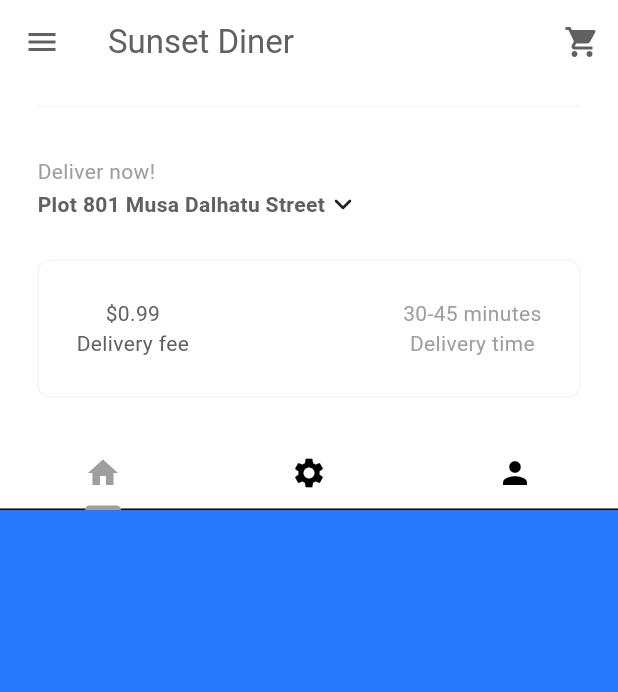
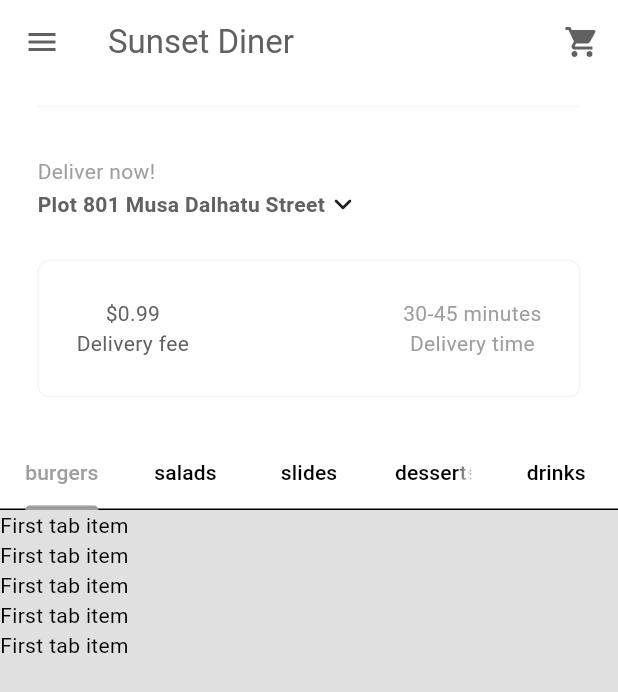
Before and after one commit to waleedsy/Food-Delivery-App, a Flutter app: the HomePage screen opened directly, on a phone screen of 412 x 824 dp. Shown: the top 692 px of the screen. Run offline on Flutter 3.47's test engine with Material 3 defaults, Android fonts, the light colour scheme and no system bars.

Commit message:
tabbar view with food and restaurant model

```diff
--- a/lib/components/my_tab_bar.dart
+++ b/lib/components/my_tab_bar.dart
@@ -1,4 +1,5 @@
 import 'package:flutter/material.dart';
+import 'package:food_delivery_flutter/models/food.dart';
 
 class MyTabBar extends StatelessWidget {
 
@@ -9,31 +10,34 @@ class MyTabBar extends StatelessWidget {
     required this.tabController,
     });
 
+    List <Tab> _buildCategoryTabs()
+    {
+      return FoodCategory.values.map((category)
+      {
+        return Tab (
+          text: category.toString().split('.').last,
+        );
+      }).toList();
+    }
+
+    // sort out and return a list of food items that belong to a specific category
+    List <Food> _filterMenuByCategory(
+      FoodCategory category,
+      List <Food> fullMenu) {
+        return fullMenu.where((food) =>
+        food.category == category).toList();
+      }
+
+    // return list of foods in given category
+
+
   @override
   Widget build(BuildContext context) {
     // ignore: avoid_unnecessary_containers
     return Container(
       child: TabBar(
         controller: tabController,
-        tabs: const [
-          // 1st tab
-          Tab(
-            icon: Icon(Icons.home),
-          ),
-
-          // 2nd tab
-          Tab (
-            icon: Icon(Icons.settings),
-          ),
-
-
-          // 3rd tab
-          Tab (
-            icon: Icon(Icons.person),
-          ),
-
-
-        ]
+        tabs: _buildCategoryTabs(),
         ),
     );
   }
--- /dev/null
+++ b/lib/models/food.dart
@@ -0,0 +1,34 @@
+class Food {
+  final String name, description, imagePath;
+  final double price;
+  final FoodCategory category;
+  List <Addon> availableAddons;
+
+  Food ({
+    required this.name,
+    required this.description,
+    required this.imagePath,
+    required this.price,
+    required this.category,
+    required this.availableAddons,
+  });
+
+}
+
+enum FoodCategory {
+  burgers,
+  salads,
+  slides,
+  desserts,
+  drinks,
+}
+
+class Addon {
+  String name;
+  double price;
+
+  Addon({
+    required this.name,
+    required this.price,
+  });
+}
--- a/lib/pages/home_page.dart
+++ b/lib/pages/home_page.dart
@@ -4,6 +4,7 @@ import 'package:food_delivery_flutter/components/my_description_box.dart';
 import 'package:food_delivery_flutter/components/my_drawer.dart';
 import 'package:food_delivery_flutter/components/my_silver_app_bar.dart';
 import 'package:food_delivery_flutter/components/my_tab_bar.dart';
+import 'package:food_delivery_flutter/models/food.dart';
 
 class HomePage extends StatefulWidget {
   const HomePage({super.key});
@@ -20,7 +21,7 @@ class _HomePageState extends State<HomePage> with SingleTickerProviderStateMixin
   @override
   void initState() {
     super.initState();
-    _tabController = TabController(length: 3, vsync: this);
+    _tabController = TabController(length: FoodCategory.values.length, vsync: this);
   }
 
   @override
@@ -58,7 +59,38 @@ class _HomePageState extends State<HomePage> with SingleTickerProviderStateMixin
             ),
             ),
         ],
-        body: Container(color: Colors.blueAccent[400]),
+
+        body: TabBarView(
+          controller: _tabController,
+        children: [
+          ListView.builder(
+            itemCount: 5,
+            itemBuilder:
+             (context, index) => Text("First tab item")
+          ,),
+          ListView.builder(
+            itemCount: 5,
+            itemBuilder:
+             (context, index) => Text("Second tab item")
+          ,),
+          ListView.builder(
+            itemCount: 5,
+            itemBuilder:
+             (context, index) => Text("Third tab item")
+          ,),
+           ListView.builder(
+            itemCount: 5,
+            itemBuilder:
+             (context, index) => Text("Third tab item")
+          ,), ListView.builder(
+            itemCount: 5,
+            itemBuilder:
+             (context, index) => Text("Third tab item")
+          ,),
+        ],
+        )
+
+        // Container(color: Colors.blueAccent[400]),
         ),
     );
   }
--- a/pubspec.yaml
+++ b/pubspec.yaml
@@ -60,9 +60,8 @@ flutter:
   uses-material-design: true
 
   # To add assets to your application, add an assets section, like this:
-  # assets:
-  #   - images/a_dot_burr.jpeg
-  #   - images/a_dot_ham.jpeg
+  assets:
+    - lib/images/burgers/
 
   # An image asset can refer to one or more resolution-specific "variants", see
   # https://flutter.dev/to/resolution-aware-images
```
Also changed, not shown: lib/models/restaurant.dart (added, +189 -0 lines), lib/images/burgers/beef-burger.jpeg (added), lib/images/burgers/chicken-burger.jpeg (added), lib/images/burgers/steak-burger.jpeg (added), lib/images/drinks/coke.jpeg (added), lib/images/drinks/malt.jpeg (added), lib/images/drinks/pepsi.jpeg (added), pubspec.lock.
